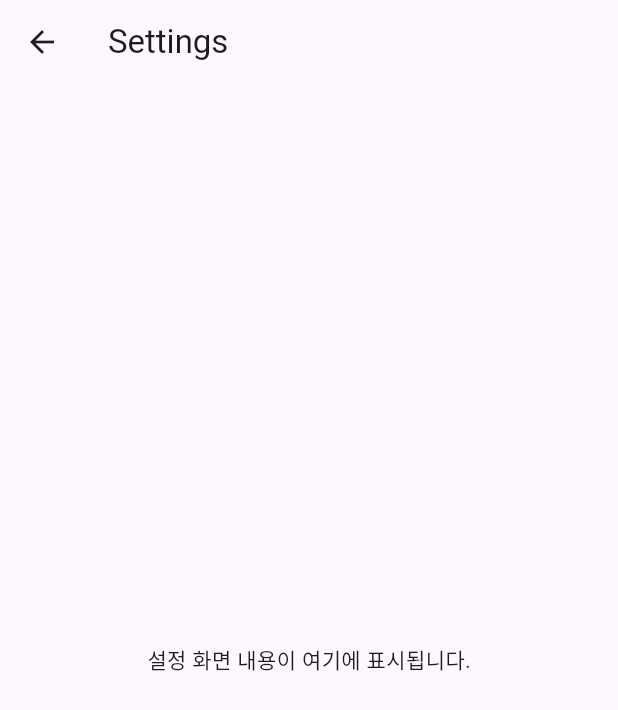
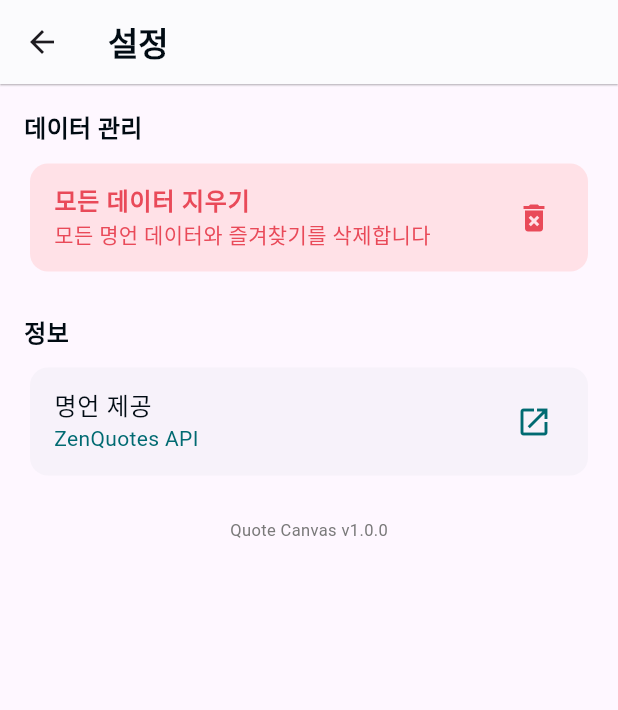
Before and after one commit to okstring/quote_canvas, a Flutter app: the screen it shows after launch, after a tap on the "bookmark outline" icon, after a tap on the "settings" icon, on a phone screen of 412 x 824 dp. Shown: the top 710 px of the screen. Run offline on Flutter 3.47's test engine with Material 3 defaults, Android fonts, the phone set to English and light mode, and no system bars; our stand-ins replace freezed_annotation, get_it, go_router, permission_handler, share_plus, shared_preferences and 1 more; missing offline and left inert: flutter_image_gallery_saver; accounts and stored records are empty; generated files the repository leaves out were written again; network calls fail; Roboto replaces fonts that are missing (Pretendard); project files that could hold a hidden picture were left out.

Commit message:
feat: settings 화면 구성, url_launcher 의존성 추가

```diff
--- a/lib/core/routing/router/router.dart
+++ b/lib/core/routing/router/router.dart
@@ -2,7 +2,8 @@ import 'package:flutter/material.dart';
 import 'package:go_router/go_router.dart';
 import 'package:quote_canvas/core/routing/router/routes.dart';
 import 'package:quote_canvas/presentation/home/home_screen_root.dart';
-import 'package:quote_canvas/presentation/settings/settings_view.dart';
+import 'package:quote_canvas/presentation/settings/settings_screen.dart';
+import 'package:quote_canvas/presentation/settings/settings_screen_root.dart';
 import 'package:quote_canvas/presentation/splash/splash_screen.dart';
 
 class AppRouter {
@@ -31,11 +32,7 @@ class AppRouter {
                 routes: [
                   GoRoute(
                     path: Routes.settingsPath,
-                    builder: (context, state) => const SettingsView(),
-                  ),
-                  GoRoute(
-                    path: Routes.favoritesPath,
-                    builder: (context, state) => const SettingsView(),
+                    builder: (context, state) => const SettingsScreenRoot(),
                   ),
                 ],
               ),
--- /dev/null
+++ b/lib/presentation/settings/settings_screen.dart
@@ -0,0 +1,147 @@
+import 'package:flutter/material.dart';
+import 'package:provider/provider.dart';
+import 'package:quote_canvas/presentation/settings/settings_state.dart';
+import 'package:quote_canvas/presentation/settings/settings_view_model.dart';
+import 'package:quote_canvas/ui/app_colors.dart';
+import 'package:quote_canvas/ui/app_text_styles.dart';
+import 'package:url_launcher/url_launcher.dart';
+
+class SettingsScreen extends StatelessWidget {
+  final SettingsState state;
+
+  const SettingsScreen({super.key, required this.state});
+
+  @override
+  Widget build(BuildContext context) {
+    final viewModel = context.watch<SettingsViewModel>();
+
+    return Scaffold(
+      appBar: AppBar(
+        title: Text('설정', style: AppTextStyles.header()),
+        leading: IconButton(
+          icon: const Icon(Icons.arrow_back),
+          onPressed: () => Navigator.pop(context),
+        ),
+        backgroundColor: AppColors.white,
+        elevation: 0.5,
+        shadowColor: AppColors.richBlack,
+      ),
+      body: ListView(
+        padding: const EdgeInsets.all(16.0),
+        children: [
+          _buildSectionTitle('데이터 관리'),
+          _buildDeleteAllDataButton(context, viewModel),
+          const SizedBox(height: 24),
+
+          _buildSectionTitle('정보'),
+          _buildAttributionLink(),
+          const SizedBox(height: 16),
+
+          _buildAppVersion(),
+        ],
+      ),
+    );
+  }
+
+  Widget _buildSectionTitle(String title) {
+    return Padding(
+      padding: const EdgeInsets.only(bottom: 8.0),
+      child: Text(
+        title,
+        style: AppTextStyles.normalTextBold(color: AppColors.richBlack),
+      ),
+    );
+  }
+
+  Widget _buildDeleteAllDataButton(
+    BuildContext context,
+    SettingsViewModel viewModel,
+  ) {
+    return Card(
+      elevation: 0,
+      color: AppColors.warningLight,
+      child: ListTile(
+        title: Text(
+          '모든 데이터 지우기',
+          style: AppTextStyles.normalTextBold(color: AppColors.warning),
+        ),
+        subtitle: Text(
+          '모든 명언 데이터와 즐겨찾기를 삭제합니다',
+          style: AppTextStyles.smallTextRegular(color: AppColors.warning),
+        ),
+        trailing: const Icon(Icons.delete_forever, color: AppColors.warning),
+        onTap: () => _showDeleteConfirmDialog(context, viewModel),
+      ),
+    );
+  }
+
+  Widget _buildAttributionLink() {
+    return Card(
+      elevation: 0,
+      child: ListTile(
+        title: Text(
+          '명언 제공',
+          style: AppTextStyles.normalTextRegular(color: AppColors.richBlack),
+        ),
+        subtitle: Text(
+          'ZenQuotes API',
+          style: AppTextStyles.smallTextRegular(color: AppColors.teal100),
+        ),
+        trailing: const Icon(Icons.open_in_new, color: AppColors.teal100),
+        onTap: () => _launchUrl('https://zenquotes.io/'),
+      ),
+    );
+  }
+
+  Widget _buildAppVersion() {
+    return Padding(
+      padding: const EdgeInsets.symmetric(vertical: 8.0),
+      child: Center(
+        child: Text(
+          'Quote Canvas v1.0.0',
+          style: AppTextStyles.smallerTextRegular(color: AppColors.gray2),
+        ),
+      ),
+    );
+  }
+
+  Future<void> _launchUrl(String urlString) async {
+    final Uri url = Uri.parse(urlString);
+    if (!await launchUrl(url, mode: LaunchMode.externalApplication)) {
+      throw Exception('Could not launch $url');
+    }
+  }
+
+  void _showDeleteConfirmDialog(
+    BuildContext context,
+    SettingsViewModel viewModel,
+  ) {
+    showDialog(
+      context: context,
+      builder:
+          (context) => AlertDialog(
+            title: const Text('데이터 삭제 확인'),
+            content: const Text('모든 명언 데이터와 즐겨찾기가 삭제됩니다. 이 작업은 되돌릴 수 없습니다.'),
+            actions: [
+              TextButton(
+                onPressed: () => Navigator.pop(context),
+                child: Text(
+                  '취소',
+                  style: AppTextStyles.normalTextBold(color: AppColors.gray2),
+                ),
+              ),
+              TextButton(
+                onPressed: () {
+                  viewModel.deleteAllData();
+                  Navigator.pop(context);
+                },
+                child: Text(
+                  '삭제',
+                  style: AppTextStyles.normalTextBold(color: AppColors.warning),
+                ),
+              ),
+            ],
+          ),
+    );
+  }
+}
--- /dev/null
+++ b/lib/presentation/settings/settings_screen_root.dart
@@ -0,0 +1,28 @@
+import 'package:flutter/material.dart';
+import 'package:provider/provider.dart';
+import 'package:quote_canvas/presentation/settings/settings_screen.dart';
+import 'package:quote_canvas/presentation/settings/settings_view_model.dart';
+
+class SettingsScreenRoot extends StatefulWidget {
+  const SettingsScreenRoot({super.key});
+
+  @override
+  State<SettingsScreenRoot> createState() => _SettingsScreenRootState();
+}
+
+class _SettingsScreenRootState extends State<SettingsScreenRoot> {
+  @override
+  Widget build(BuildContext context) {
+    final state = context.select(
+      (SettingsViewModel viewModel) => viewModel.state,
+    );
+    final viewModel = context.read<SettingsViewModel>();
+
+    return ListenableBuilder(
+      listenable: viewModel,
+      builder: (_, __) {
+        return SettingsScreen(state: state);
+      },
+    );
+  }
+}
--- a/lib/presentation/settings/settings_view.dart
+++ /dev/null
@@ -1,25 +0,0 @@
-import 'package:flutter/material.dart';
-import 'package:provider/provider.dart';
-import 'package:quote_canvas/presentation/settings/settings_view_model.dart';
-
-class SettingsView extends StatelessWidget {
-  const SettingsView({super.key});
-
-  @override
-  Widget build(BuildContext context) {
-    final viewModel = context.watch<SettingsViewModel>();
-
-    return Scaffold(
-      appBar: AppBar(
-        title: const Text('Settings'),
-        leading: IconButton(
-          icon: const Icon(Icons.arrow_back),
-          onPressed: () => Navigator.pop(context),
-        ),
-      ),
-      body: const Center(
-        child: Text('설정 화면 내용이 여기에 표시됩니다.'),
-      ),
-    );
-  }
-}
--- a/lib/presentation/settings/settings_view_model.dart
+++ b/lib/presentation/settings/settings_view_model.dart
@@ -1,20 +1,31 @@
+import 'dart:async';
+
 import 'package:flutter/material.dart';
+import 'package:quote_canvas/data/repository/quote_repository.dart';
 import 'package:quote_canvas/data/repository/settings_repository.dart';
+import 'package:quote_canvas/presentation/home/home_event.dart';
 import 'package:quote_canvas/presentation/settings/settings_state.dart';
 import 'package:quote_canvas/utils/logger.dart';
 import 'package:quote_canvas/core/result.dart';
 
 class SettingsViewModel with ChangeNotifier {
   final SettingsRepository _settingsRepository;
+  final QuoteRepository _quoteRepository;
   SettingsState _state;
 
   SettingsState get state => _state;
 
+  final _eventController = StreamController<HomeEvent>();
+
+  Stream<HomeEvent> get eventStream => _eventController.stream;
+
   SettingsViewModel({
+    required QuoteRepository quoteRepository,
     required SettingsRepository settingsRepository,
     required SettingsState state,
   }) : _state = state,
-       _settingsRepository = settingsRepository {
+       _settingsRepository = settingsRepository,
+       _quoteRepository = quoteRepository {
     loadSettings();
   }
 
@@ -42,6 +53,34 @@ class SettingsViewModel with ChangeNotifier {
     notifyListeners();
   }
 
+  Future<void> deleteAllData() async {
+    _state = state.copyWith(isLoading: true);
+    notifyListeners();
+
+    final result = await _quoteRepository.deleteAllQuotes();
+
+    switch (result) {
+      case Success():
+        readyErrorMessage(
+          message: '모든 데이터가 성공적으로 삭제되었습니다.',
+          error: null,
+          stacktrace: null,
+        );
+        break;
+      case Error():
+        final error = result.error;
+        readyErrorMessage(
+          message: error.userFriendlyMessage,
+          error: error.error,
+          stacktrace: error.stackTrace,
+        );
+        break;
+    }
+
+    _state = state.copyWith(isLoading: false);
+    notifyListeners();
+  }
+
   void readyErrorMessage({
     required String message,
     Object? error,
--- a/pubspec.yaml
+++ b/pubspec.yaml
@@ -1,7 +1,7 @@
 name: quote_canvas
 description: "Your daily gallery of wisdom, capturing inspiration one quote at a time"
 publish_to: 'none'
-version: 1.0.0+1
+version: 0.1.7
 environment:
   sdk: ^3.7.0
 
@@ -25,6 +25,7 @@ dependencies:
   json_annotation: ^4.9.0
   get_it: ^8.0.3
   provider: ^6.1.4
+  url_launcher: ^6.3.1
 
 dev_dependencies:
   flutter_test:
```
Also changed, not shown: lib/core/di/di_container.dart (+10 -6 lines), lib/presentation/settings/settings_action.dart (added, +8 -0 lines), lib/presentation/settings/settings_event.dart (added, +8 -0 lines).
